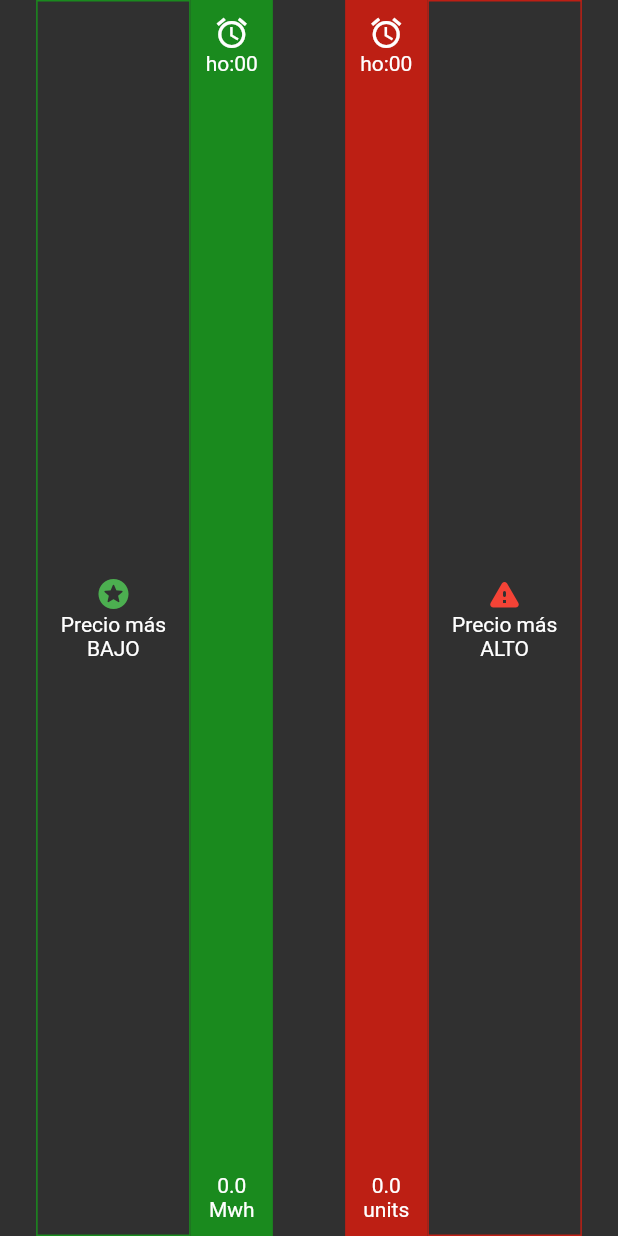
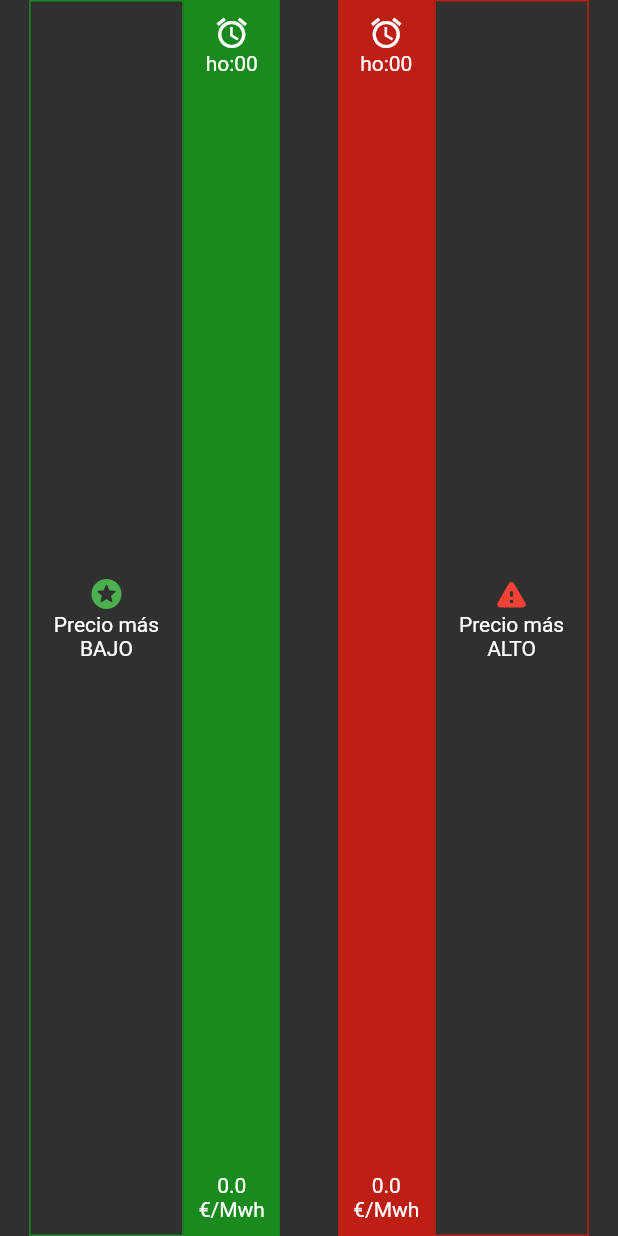
Before and after one commit to hydekyle/Flutter-PrecioLuz, a Flutter app: the PriceMinAndMax widget shown alone on an empty page, opened directly with empty values, on a phone screen of 412 x 824 dp. Run offline on Flutter 3.47's test engine with Material 2 defaults, Android fonts, the light colour scheme and no system bars; our stand-ins replace fl_chart, get, modal_bottom_sheet, shared_preferences; missing offline and left inert: enum_to_string; accounts and stored records are empty.

Commit message:
fix units display

```diff
--- a/lib/models/region_data_model.dart
+++ b/lib/models/region_data_model.dart
@@ -3,6 +3,6 @@ import 'price_data_model.dart';
 class RegionData {
   var priceList = List<PriceData>.empty(growable: true);
   var minPriceData = PriceData.empty(), maxPriceData = PriceData.empty();
-  var units = "Mwh";
+  var units = "€/Mwh";
   var minRounded = 0.0, maxRounded = 0.0, halfRounded = 0.0;
 }
--- a/lib/ui/widgets/price_highest_and_lowest.dart
+++ b/lib/ui/widgets/price_highest_and_lowest.dart
@@ -70,7 +70,7 @@ class PriceMinAndMax extends StatelessWidget {
                     Text("${regionData.maxPriceData.hour.substring(0, 2)}:00"),
                     const Spacer(),
                     Text(regionData.maxPriceData.price.toString()),
-                    Text(regionData.maxPriceData.units),
+                    Text(regionData.units),
                   ]),
                 ),
               ),
--- a/pubspec.yaml
+++ b/pubspec.yaml
@@ -1,6 +1,6 @@
 name: flutter_precio_luz
 description: A new Flutter project.
-version: 1.0.0+1
+version: 1.0.1+2
 
 environment:
   sdk: ">=2.16.1 <3.0.0"
```
